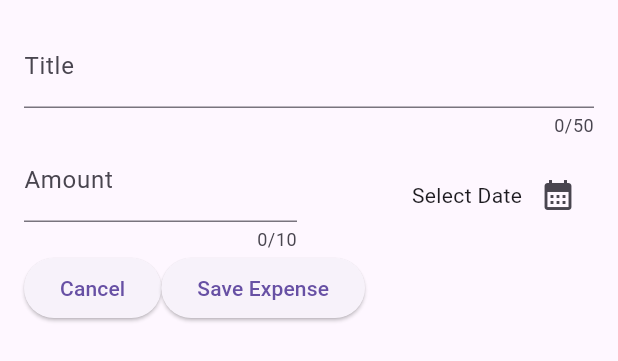
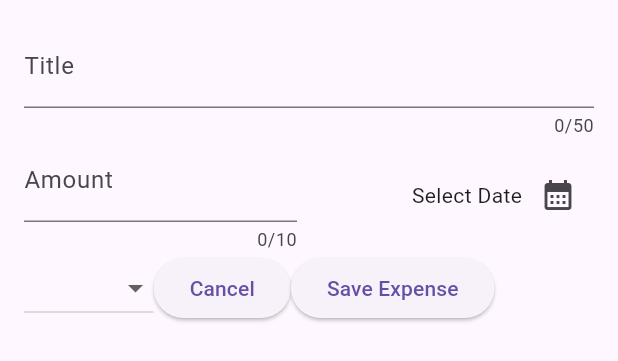
Before and after one commit to EnZo-Z21/ITEC-315, a Flutter app: the NewExpense widget shown alone on an empty page, opened directly, on a phone screen of 412 x 824 dp. Shown: the top 361 px of the screen. Run offline on Flutter 3.47's test engine with Material 3 defaults, Android fonts, the phone set to English and light mode, and no system bars; our stand-ins replace google_fonts.

Commit message:
Changed dropdown to be selectable

```diff
--- a/expense_tracker_sp26/lib/widgets/new_expense.dart
+++ b/expense_tracker_sp26/lib/widgets/new_expense.dart
@@ -1,95 +1,109 @@
+import 'package:expense_tracker_sp26/models/expense.dart';
 import 'package:flutter/material.dart';
 import 'package:intl/intl.dart';
 final formatter = DateFormat.yMd();
 
-class NewExpense extends StatefulWidget {
+class NewExpense extends StatefulWidget{
   const NewExpense({super.key});
 
-  @override
-  State<NewExpense> createState() {
+  State<NewExpense> createState(){
     return _NewExpenseState();
   }
 }
-
-class _NewExpenseState extends State<NewExpense> {
+class _NewExpenseState extends State<NewExpense>{
   final _titleController = TextEditingController();
   final _amountController = TextEditingController();
   DateTime? _selectedDate;
+  Category _selectedCategory = Category.leisure;
 
   void _presentDatePicker() async {
     final now = DateTime.now();
-    final firstDate = DateTime(now.year - 1, now.month, now.day);
+    final firstDate = DateTime(now.year -1, now.month, now.day);
     final pickedDate = await showDatePicker(
-    context: context,
+      context:context,
       initialDate: now,
       firstDate: firstDate,
       lastDate: now,
     );
     print(pickedDate);
-    setState(() {
+    setState((){
       _selectedDate = pickedDate;
     });
   }
 
   @override
-  void dispose() {
+  void dispose(){
     _titleController.dispose();
     _amountController.dispose();
     super.dispose();
   }
   @override
   Widget build(BuildContext context) {
-    return Padding(padding: EdgeInsets.all(16),
+    return Padding(
+      padding: EdgeInsets.all(16),
       child: Column(
-      children: [
+        children:[
           TextField(
             controller: _titleController,
             maxLength: 50,
             keyboardType: TextInputType.name,
             decoration: InputDecoration(
-            label: Text('Title'),
+              label: Text("Title"),
             ),
           ),
           Row(
             children: [
               Expanded(
                 child: TextField(
-                  controller: _amountController,
+                  controller:_amountController,
                   maxLength: 10,
                   keyboardType: TextInputType.number,
                   decoration: InputDecoration(
                     prefixText: '\$',
-                    label: Text('Amount'),
+                    label: Text("Amount"),
                   ),
                 ),
               ),
-              SizedBox(width: 16),
+              SizedBox(width:16),
               Expanded(child: Row(
                 mainAxisAlignment: MainAxisAlignment.end,
                 crossAxisAlignment: CrossAxisAlignment.center,
                 children: [
                 Text(
-                  _selectedDate == null ? 'Select Date' :
-                  formatter.format(_selectedDate!),
+                  _selectedDate == null ?
+                  'Select Date' :
+                  formatter.format(_selectedDate!)
                 ),
                 IconButton(onPressed: _presentDatePicker, icon: const Icon(Icons.calendar_month))
               ],),),
             ],
           ),
-        Row(
-          children: [
+          Row(children: [
+            DropdownButton(
+              items: Category.values.map(
+                (category) => DropdownMenuItem(
+                  value: _selectedCategory,
+                  child: Text(category.name.toUpperCase(),),
+                ),
+              ).toList(),
+              onChanged: (value){
+                if (value == null){
+                  return;
+                }
+                setState(() {
+                  _selectedCategory = value;
+                });
+              }),
             ElevatedButton(onPressed: (){
               Navigator.pop(context);
-            },
-            child: Text('Cancel')),
-            ElevatedButton(onPressed: () {
+            }, child: Text("Cancel")),
+            ElevatedButton(onPressed: (){
               print(_titleController.text);
               print(_amountController.text);
-            }, child: Text('Save Expense'))
-          ],
+            }, child: Text("Save Expense")),
+          ],)
+        ]
       )
-      ],
-    ),
   );
   }
 }
```
Lines whose indentation alone changed are shown as unchanged.
